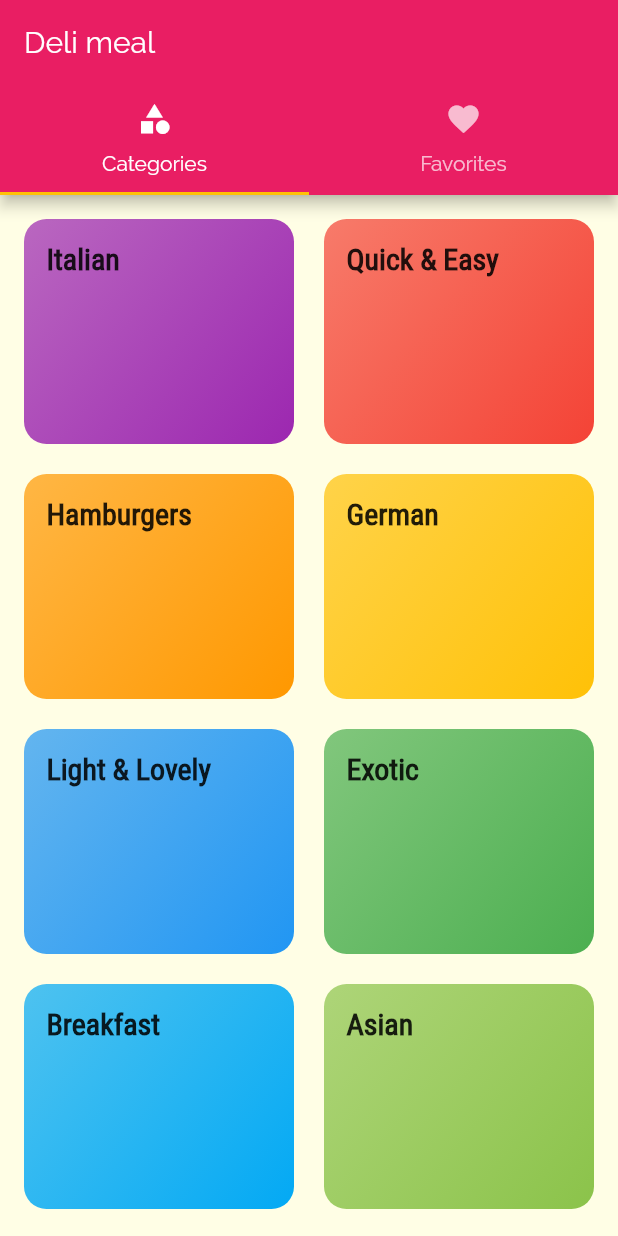
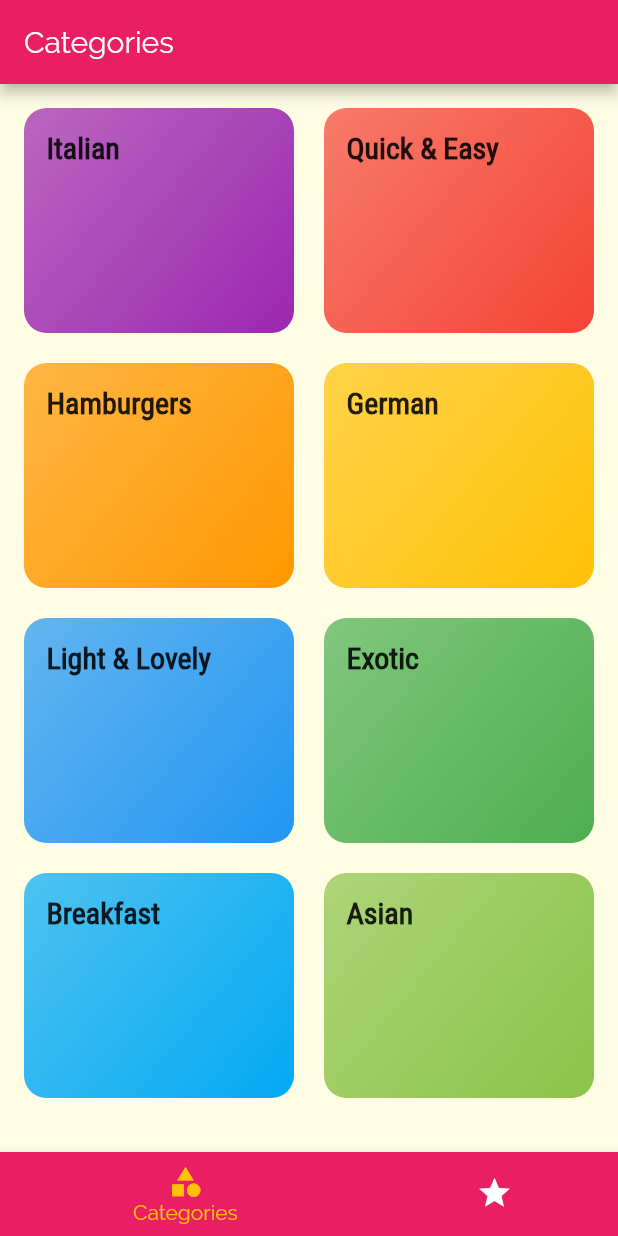
Before and after one commit to MiguelJardinez/deli-meal-flutter, a Flutter app: the screen it shows after launch, on a phone screen of 412 x 824 dp. Run offline on Flutter 3.47's test engine with Material 2 defaults, Android fonts, the phone set to English and light mode, and no system bars.

```diff
--- a/lib/src/navigation/tab_page.dart
+++ b/lib/src/navigation/tab_page.dart
@@ -9,33 +9,43 @@ class TabPage extends StatefulWidget {
 }
 
 class _TabPageState extends State<TabPage> {
+  List<Map<String, Object>> _pages = [
+    {'page': CategoryPage(), 'title': 'Categories'},
+    {'page': FavoritePage(), 'title': 'My favorites'},
+  ];
+  int _selectPageIndex = 0;
+  void _selectPage(int index) {
+    setState(() {
+      _selectPageIndex = index;
+    });
+  }
+
   @override
   Widget build(BuildContext context) {
-    return DefaultTabController(
-      length: 2,
-      initialIndex: 0,
-      child: Scaffold(
-        appBar: AppBar(
-          title: Text('Deli meal'),
-          bottom: TabBar(
-            tabs: [
-              Tab(
-                icon: Icon(Icons.category),
-                text: 'Categories',
-              ),
-              Tab(
-                icon: Icon(Icons.favorite),
-                text: 'Favorites',
-              ),
-            ],
+    return Scaffold(
+      appBar: AppBar(
+        title: Text(_pages[_selectPageIndex]['title']),
+      ),
+      body: _pages[_selectPageIndex]['page'],
+      bottomNavigationBar: BottomNavigationBar(
+        onTap: _selectPage,
+        backgroundColor: Theme.of(context).primaryColor,
+        unselectedItemColor: Colors.white,
+        selectedItemColor: Theme.of(context).accentColor,
+        currentIndex: _selectPageIndex,
+        type: BottomNavigationBarType.shifting,
+        items: [
+          BottomNavigationBarItem(
+            backgroundColor: Theme.of(context).primaryColor,
+            icon: Icon(Icons.category),
+            title: Text('Categories'),
           ),
-        ),
-        body: TabBarView(
-          children: [
-            CategoryPage(),
-            FavoritePage(),
-          ],
-        ),
+          BottomNavigationBarItem(
+            backgroundColor: Theme.of(context).primaryColor,
+            icon: Icon(Icons.star),
+            title: Text('Favorites'),
+          ),
+        ],
       ),
     );
   }
```
